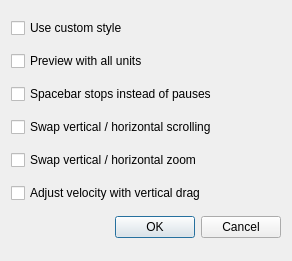
The window that src/editor/SettingsDialog.ui (yuxshao/ptcollab) describes before a commit, drawn with Qt 5.
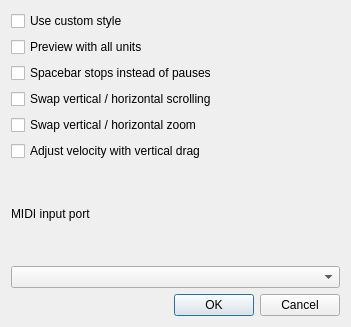
The same window after the commit.

Commit message: basic midi cxn

What changed in the file:
```diff
--- a/src/editor/SettingsDialog.ui
+++ b/src/editor/SettingsDialog.ui
@@ -6,8 +6,8 @@
    <rect>
     <x>0</x>
     <y>0</y>
-    <width>292</width>
-    <height>261</height>
+    <width>351</width>
+    <height>327</height>
    </rect>
   </property>
   <property name="windowTitle">
@@ -56,6 +56,16 @@
      </property>
     </widget>
    </item>
+   <item>
+    <widget class="QLabel" name="label">
+     <property name="text">
+      <string>MIDI input port</string>
+     </property>
+    </widget>
+   </item>
+   <item>
+    <widget class="QComboBox" name="midiInputPortCombo"/>
+   </item>
    <item>
     <widget class="QDialogButtonBox" name="buttonBox">
      <property name="orientation">
```
The commit also changes 7 other files.
